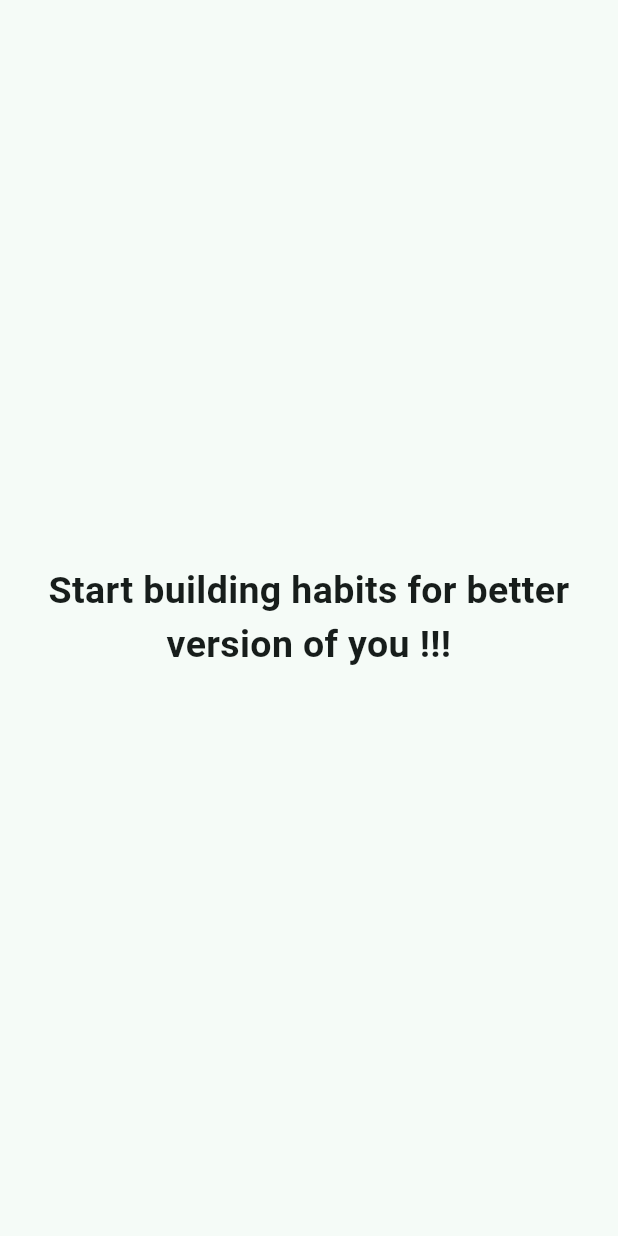
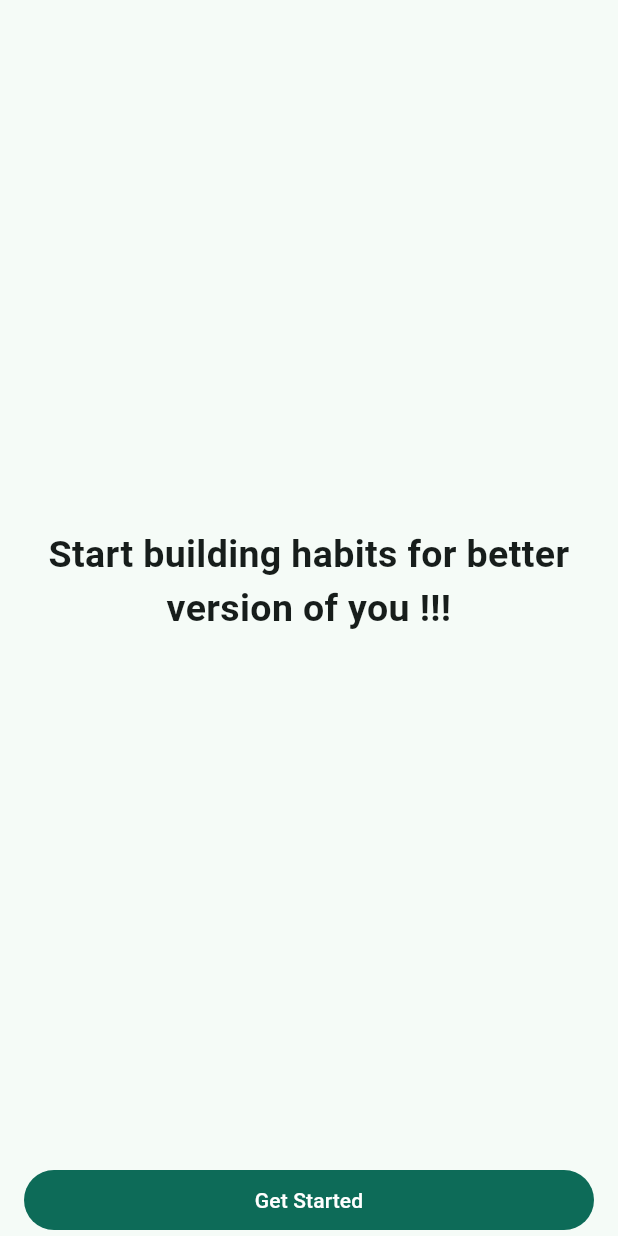
Before and after one commit to dinash/habit_formation, a Flutter app: the screen it shows after launch, on a phone screen of 412 x 824 dp. Run offline on Flutter 3.47's test engine with Material 3 defaults, Android fonts, the phone set to English and light mode, and no system bars.

Commit message:
added a simple filled button to the bottom nav bar of scaffold

```diff
--- a/lib/ui/splash_screen.dart
+++ b/lib/ui/splash_screen.dart
@@ -15,6 +15,11 @@ class SplashScreen extends StatelessWidget {
           ),
         ),
       ),
+      bottomNavigationBar: SafeArea(
+          child: Padding(
+            padding: const EdgeInsets.symmetric(horizontal: 16.0),
+            child: FilledButton(onPressed: () {}, child: Text("Get Started")),
+          )),
     );
   }
 }
```
